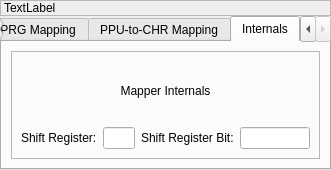
Old version of the form debugger/mapperinformationdialog.ui in the repository christopherpow/nesicide.
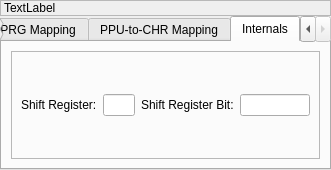
New version of the form. The open tabs and pages were chosen to show the change.

```diff
--- a/debugger/mapperinformationdialog.ui
+++ b/debugger/mapperinformationdialog.ui
@@ -251,44 +251,34 @@
          <widget class="QWidget" name="noInternals"/>
          <widget class="QWidget" name="mapper1">
           <layout class="QGridLayout" name="gridLayout_4">
-           <item row="1" column="0">
+           <item row="0" column="0">
             <widget class="QLabel" name="label_15">
              <property name="text">
               <string>Shift Register:</string>
              </property>
             </widget>
            </item>
-           <item row="1" column="1" colspan="2">
+           <item row="0" column="1" colspan="2">
             <widget class="QLineEdit" name="shiftRegister">
              <property name="readOnly">
               <bool>true</bool>
              </property>
             </widget>
            </item>
-           <item row="1" column="3">
+           <item row="0" column="3">
             <widget class="QLabel" name="label_16">
              <property name="text">
               <string>Shift Register Bit:</string>
              </property>
             </widget>
            </item>
-           <item row="1" column="4">
+           <item row="0" column="4">
             <widget class="QLineEdit" name="shiftRegisterBit">
              <property name="readOnly">
               <bool>true</bool>
              </property>
             </widget>
            </item>
-           <item row="0" column="0" colspan="5">
-            <widget class="QLabel" name="label_17">
-             <property name="text">
-              <string>Mapper Internals</string>
-             </property>
-             <property name="alignment">
-              <set>Qt::AlignCenter</set>
-             </property>
-            </widget>
-           </item>
           </layout>
          </widget>
          <widget class="QWidget" name="mapper2"/>
```
Left out of the diff: 2 changed lines with no effect on the pictures.
